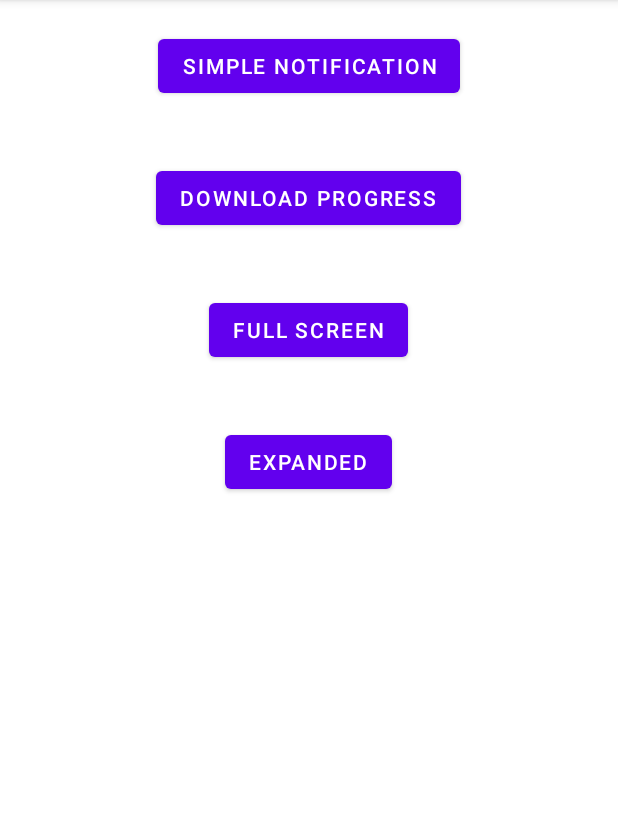
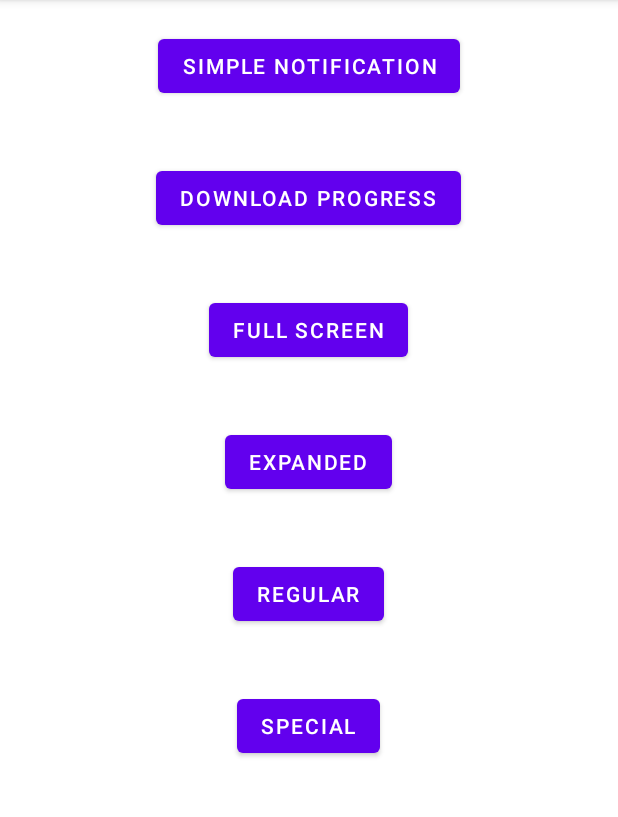
Before and after one commit to Manasask8127/NotificationExtra, an Android app: the screen it shows after launch (MainActivity), on a phone screen of 412 x 824 dp, the part 84-901 px from its top. Run offline under Robolectric (Android 15) with nearby library versions, the phone set to English and light mode, and no system bars.

Commit message:
Additional notification types,Regular and special activity

```diff
--- a/app/src/main/res/layout/activity_main.xml
+++ b/app/src/main/res/layout/activity_main.xml
@@ -37,7 +37,21 @@
         android:layout_gravity="center"
         android:text="Expanded"/>
 
+    <Button
+        android:layout_margin="20dp"
+        android:id="@+id/regular_activity"
+        android:layout_width="wrap_content"
+        android:layout_height="wrap_content"
+        android:layout_gravity="center"
+        android:text="Regular"/>
 
+    <Button
+        android:layout_margin="20dp"
+        android:id="@+id/special_activity"
+        android:layout_width="wrap_content"
+        android:layout_height="wrap_content"
+        android:layout_gravity="center"
+        android:text="Special"/>
 
 
 </LinearLayout>
```
Also changed, not shown: app/src/main/AndroidManifest.xml (+10 -0 lines), app/src/main/java/com/example/notificationexample/MainActivity.java (+53 -1 lines), app/src/main/java/com/example/notificationexample/ResultActivity.java (added, +22 -0 lines), app/src/main/res/layout/result_activity.xml (added, +19 -0 lines).
